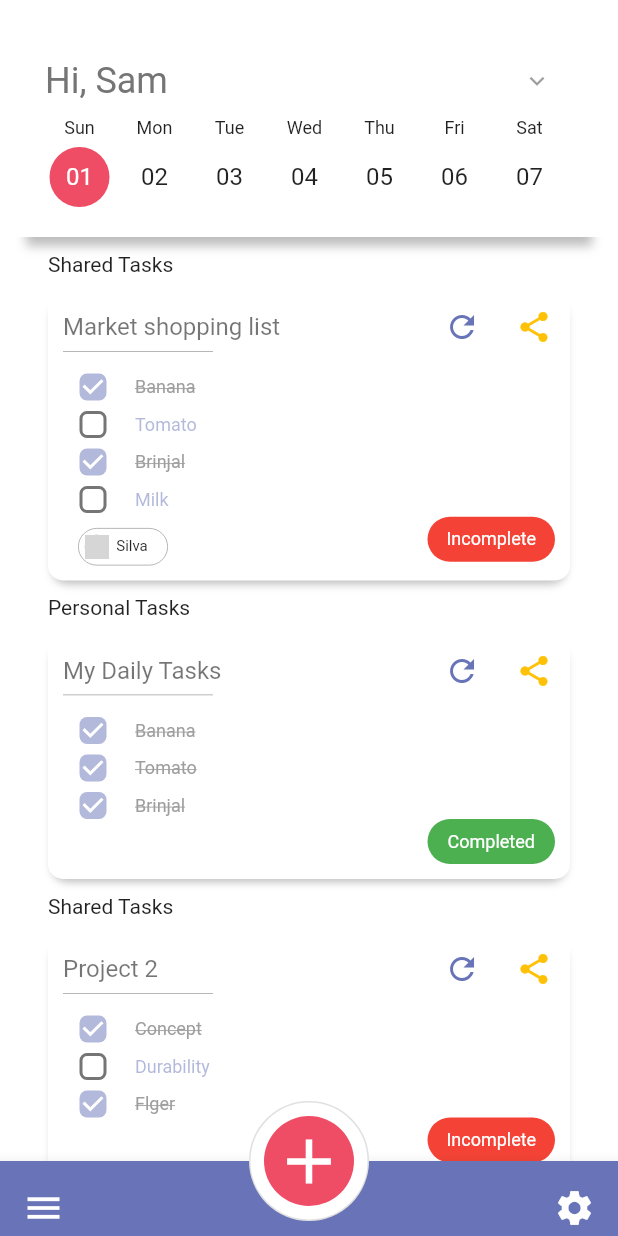
After one commit to 07Maik/flutter_ui_challenges, a Flutter app: the TaskScreen screen opened directly, on a phone screen of 412 x 824 dp. The commit adds this screen. Run offline on Flutter 3.47's test engine with Material 2 defaults, Android fonts, the phone set to English and light mode, and no system bars; our stand-ins replace flutter_svg, font_awesome_flutter, google_fonts; missing offline and left inert: window_size; network calls fail; project files that could hold a hidden picture were left out; grey boxes are pictures that could not be loaded.

Commit message:
Changes with task_todolist completed

```diff
--- a/lib/core/presentation/routes.dart
+++ b/lib/core/presentation/routes.dart
@@ -1,6 +1,7 @@
 import 'package:flutter_ui_challenges/core/data/models/route_model.dart';
 
-import 'package:flutter_ui_challenges/src/pages/chat_app/screens/chat_list_screen.dart' as chat_app;
+import 'package:flutter_ui_challenges/src/pages/chat_app/screens/chat_list_screen.dart'
+    as chat_app;
 
 import 'package:flutter_ui_challenges/src/pages/food_app/screens/login_screen.dart'
     as food_app;
@@ -10,6 +11,9 @@ import 'package:flutter_ui_challenges/src/pages/login_freebie/screens/sign_up_sc
 
 import 'package:flutter_ui_challenges/src/pages/sushi_app/screens/home_screen.dart'
     as sushi_app;
+
+import 'package:flutter_ui_challenges/src/pages/task_todolist/screens/task_screen.dart'
+    as task_todolist;
 
 final routes = <RouteModel>[
   RouteModel(
@@ -55,4 +59,15 @@ final routes = <RouteModel>[
     },
     child: const chat_app.ChatListScreen(),
   ),
+  RouteModel(
+    title: 'Task TodoList',
+    description:
+        'There are three screens: one to splash screen, one to make login and one to see the food menu options.',
+    designSource: {
+      "scheme": "https",
+      "host": 'www.uplabs.com',
+      "path": 'posts/task-todolist/'
+    },
+    child: const task_todolist.TaskScreen(),
+  ),
 ];
--- a/lib/main.dart
+++ b/lib/main.dart
@@ -4,10 +4,8 @@ import 'package:flutter/gestures.dart';
 
 import 'package:flutter/material.dart';
 
-// import 'package:flutter_ui_challenges/src/pages/chat_app/screens/chat_screen.dart';
-
-// import 'package:flutter_ui_challenges/src/pages/sushi_app/screens/food_dish_detail_page.dart';
 import 'package:flutter_ui_challenges/core/presentation/pages/home_page.dart';
+// import 'package:flutter_ui_challenges/src/pages/task_todolist/screens/task_screen.dart';
 
 import 'package:window_size/window_size.dart';
 
@@ -28,12 +26,12 @@ class MyApp extends StatelessWidget {
 
   @override
   Widget build(BuildContext context) {
-    return MaterialApp(
-      scrollBehavior: const MyScrollBehavior(),
-      debugShowCheckedModeBanner: false,
-      home: HomePage()
-      // home: ChatScreen(idUser: 'userB',),
-    );
+    return const MaterialApp(
+        scrollBehavior: MyScrollBehavior(),
+        debugShowCheckedModeBanner: false,
+        home: HomePage()
+        // home: TaskScreen(),
+        );
   }
 }
 
--- a/lib/src/pages/chat_app/widgets/message_notification_widget.dart
+++ b/lib/src/pages/chat_app/widgets/message_notification_widget.dart
@@ -14,7 +14,7 @@ class MessageNotification extends StatelessWidget {
             height: 40,
             alignment: Alignment.centerRight,
             decoration: BoxDecoration(
-                color: Color(0xff251d2f),
+                color: const Color(0xff251d2f),
                 borderRadius: BorderRadius.circular(8)),
             child: Row(
               mainAxisAlignment: MainAxisAlignment.spaceAround,
--- /dev/null
+++ b/lib/src/pages/task_todolist/data.dart
@@ -0,0 +1,42 @@
+import 'package:flutter_ui_challenges/src/pages/task_todolist/models/collaborator_model.dart';
+
+import 'models/item_task_model.dart';
+import 'models/task_model.dart';
+
+final task = [
+  TaskModel(
+    id: "1",
+    category: "Shared Tasks",
+    name: "Market shopping list",
+    collaborator: CollaboratorModel(
+        name: 'Silva',
+        urlImage:
+            "https://res.cloudinary.com/dg6ag2cyo/image/upload/v1672068542/flutter_ui/pexels-pixabay-220453_ce1kx9.jpg"),
+    items: [
+      ItemTaskModel(id: "1", isCompleted: true, label: "Banana"),
+      ItemTaskModel(id: "2", isCompleted: false, label: "Tomato"),
+      ItemTaskModel(id: "3", isCompleted: true, label: "Brinjal"),
+      ItemTaskModel(id: "4", isCompleted: false, label: "Milk"),
+    ],
+  ),
+  TaskModel(
+    id: "2",
+    category: "Personal Tasks",
+    name: "My Daily Tasks",
+    items: [
+      ItemTaskModel(id: "1", isCompleted: true, label: "Banana"),
+      ItemTaskModel(id: "2", isCompleted: true, label: "Tomato"),
+      ItemTaskModel(id: "3", isCompleted: true, label: "Brinjal"),
+    ],
+  ),
+  TaskModel(
+    id: "3",
+    category: "Shared Tasks",
+    name: "Project 2",
+    items: [
+      ItemTaskModel(id: "1", isCompleted: true, label: "Concept"),
+      ItemTaskModel(id: "2", isCompleted: false, label: "Durability"),
+      ItemTaskModel(id: "3", isCompleted: true, label: "Flger"),
+    ],
+  ),
+];
--- /dev/null
+++ b/lib/src/pages/task_todolist/models/collaborator_model.dart
@@ -0,0 +1,6 @@
+class CollaboratorModel {
+  final String name;
+  final String urlImage;
+
+  CollaboratorModel({required this.name, required this.urlImage});
+}
--- /dev/null
+++ b/lib/src/pages/task_todolist/models/item_task_model.dart
@@ -0,0 +1,11 @@
+class ItemTaskModel {
+  final String id;
+  final String label;
+  bool isCompleted;
+
+  ItemTaskModel({
+    required this.id,
+    required this.label,
+    required this.isCompleted,
+  });
+}
--- /dev/null
+++ b/lib/src/pages/task_todolist/models/task_model.dart
@@ -0,0 +1,19 @@
+import 'package:flutter_ui_challenges/src/pages/task_todolist/models/item_task_model.dart';
+
+import 'collaborator_model.dart';
+
+class TaskModel {
+  final String id;
+  final String name;
+  final String category;
+  final List<ItemTaskModel> items;
+  final CollaboratorModel? collaborator;
+
+  TaskModel({
+    required this.id,
+    required this.name,
+    required this.items,
+    required this.category,
+    this.collaborator,
+  });
+}
--- /dev/null
+++ b/lib/src/pages/task_todolist/provider/task.dart
@@ -0,0 +1,31 @@
+import 'package:flutter/foundation.dart';
+
+import '../data.dart';
+import '../models/task_model.dart';
+
+class Task extends ChangeNotifier {
+  final List<TaskModel> _task;
+
+  Task() : _task = task;
+
+  List<TaskModel> getTasks() => _task;
+
+  void updateItemTask(String idTask, String idItem) {
+    _task
+        .firstWhere((element) => element.id == idTask)
+        .items
+        .firstWhere((element) => element.id == idItem)
+        .isCompleted = true;
+
+    notifyListeners();
+  }
+
+  bool isCompletedTask(String idTask) {
+    final task = _task.firstWhere((element) => element.id == idTask);
+
+    final int itemsCompleted =
+        task.items.where((element) => element.isCompleted).length;
+
+    return task.items.length == itemsCompleted;
+  }
+}
--- /dev/null
+++ b/lib/src/pages/task_todolist/screens/task_screen.dart
@@ -0,0 +1,96 @@
+import 'package:flutter/material.dart';
+
+import 'package:provider/provider.dart';
+
+import '../provider/task.dart';
+import '../widgets/bottom_menu_widget.dart';
+import '../widgets/calendar_widget.dart';
+import '../widgets/list_task_widget.dart';
+
+class TaskScreen extends StatelessWidget {
+  const TaskScreen({super.key});
+
+  @override
+  Widget build(BuildContext context) {
+    return ChangeNotifierProvider(
+      create: (context) => Task(),
+      child: Scaffold(
+        backgroundColor: Colors.white,
+        body: SafeArea(
+          child: Column(
+            children: [
+              title(),
+              cardCalendar(),
+              const Expanded(child: ListTask()),
+            ],
+          ),
+        ),
+        floatingActionButtonLocation: FloatingActionButtonLocation.centerDocked,
+        floatingActionButton: OutlinedButton(
+          onPressed: () {},
+          style: OutlinedButton.styleFrom(
+            shape: const CircleBorder(side: BorderSide.none),
+            foregroundColor: const Color(0xff6874b7),
+            backgroundColor: Colors.white,
+          ),
+          child: Container(
+            alignment: Alignment.center,
+            width: 80,
+            height: 80,
+            child: const CircleAvatar(
+              backgroundColor: Color(0xffef4c66),
+              radius: 30,
+              child: Icon(Icons.add, size: 50, color: Colors.white),
+            ),
+          ),
+        ),
+        bottomNavigationBar: const BottomMenu(),
+        //
+      ),
+    );
+  }
+
+  Container title() {
+    return Container(
+      margin: const EdgeInsets.only(top: 30, left: 30, right: 30),
+      child: Row(
+        mainAxisAlignment: MainAxisAlignment.spaceBetween,
+        children: [
+          Text(
+            'Hi, Sam',
+            style: TextStyle(
+              fontSize: 24,
+              color: Colors.grey[600],
+            ),
+          ),
+          const ExpandIcon(onPressed: null, size: 20)
+        ],
+      ),
+    );
+  }
+
+  Container cardCalendar() {
+    return Container(
+      margin: const EdgeInsets.only(bottom: 10, left: 16, right: 16),
+      padding: const EdgeInsets.symmetric(horizontal: 12),
+      decoration: BoxDecoration(
+        boxShadow: [
+          BoxShadow(
+              color: Colors.grey[400]!,
+              offset: const Offset(0, 7),
+              blurRadius: 5,
+              spreadRadius: -1),
+          const BoxShadow(
+            color: Colors.white,
+            offset: Offset(-8, 0),
+          ),
+          const BoxShadow(
+            color: Colors.white,
+            offset: Offset(8, 0),
+          ),
+        ],
+      ),
+      child: const Calendar(),
+    );
+  }
+}
--- /dev/null
+++ b/lib/src/pages/task_todolist/widgets/bottom_menu_widget.dart
@@ -0,0 +1,34 @@
+import 'package:flutter/material.dart';
+
+class BottomMenu extends StatelessWidget {
+  const BottomMenu({
+    Key? key,
+  }) : super(key: key);
+
+  @override
+  Widget build(BuildContext context) {
+    return BottomAppBar(
+      child: Container(
+        padding: const EdgeInsets.symmetric(horizontal: 15, vertical: 5),
+        alignment: Alignment.bottomCenter,
+        height: 50,
+        color: const Color(0xff6874b7),
+        child: Row(
+          mainAxisAlignment: MainAxisAlignment.spaceBetween,
+          children: const [
+            Icon(
+              Icons.menu,
+              color: Colors.white,
+              size: 28,
+            ),
+            Icon(
+              Icons.settings,
+              color: Colors.white,
+              size: 28,
+            )
+          ],
+        ),
+      ),
+    );
+  }
+}
--- /dev/null
+++ b/lib/src/pages/task_todolist/widgets/button_task_card_widget.dart
@@ -0,0 +1,22 @@
+import 'package:flutter/material.dart';
+
+class ButtonTaskCard extends StatelessWidget {
+  final IconData icon;
+  final Color color;
+
+  const ButtonTaskCard({
+    Key? key,
+    required this.icon,
+    required this.color,
+  }) : super(key: key);
+
+  @override
+  Widget build(BuildContext context) {
+    return MaterialButton(
+      minWidth: 0,
+      padding: EdgeInsets.zero,
+      onPressed: () {},
+      child: Icon(icon, color: color),
+    );
+  }
+}
--- /dev/null
+++ b/lib/src/pages/task_todolist/widgets/calendar_widget.dart
@@ -0,0 +1,65 @@
+import 'package:flutter/material.dart';
+
+class Calendar extends StatelessWidget {
+  const Calendar({super.key});
+
+  static const List<String> dayOfWeek = <String>[
+    "Sun",
+    "Mon",
+    "Tue",
+    "Wed",
+    "Thu",
+    "Fri",
+    "Sat"
+  ];
+
+  @override
+  Widget build(BuildContext context) {
+    return Container(
+      alignment: Alignment.center,
+      constraints: const BoxConstraints(minHeight: 70, maxHeight: 80),
+      child: ListView.builder(
+        padding: const EdgeInsets.only(bottom: 20),
+        physics: const BouncingScrollPhysics(),
+        itemCount: dayOfWeek.length,
+        scrollDirection: Axis.horizontal,
+        itemBuilder: (BuildContext context, int index) {
+          return Container(
+            margin: const EdgeInsets.symmetric(horizontal: 5),
+            child: Column(
+              mainAxisAlignment: MainAxisAlignment.spaceBetween,
+              children: [
+                Text(
+                  dayOfWeek[index],
+                  style: const TextStyle(fontSize: 12),
+                ),
+                dayOfMonth(index == 0, index)
+              ],
+            ),
+          );
+        },
+      ),
+    );
+  }
+
+  Widget dayOfMonth(bool isSelected, int index) {
+    final text = Text(
+      '0${index + 1}',
+      style: const TextStyle(fontSize: 16),
+    );
+
+    return isSelected
+        ? CircleAvatar(
+            foregroundColor: Colors.white,
+            backgroundColor: const Color(0xffef4c66),
+            radius: 20,
+            child: text,
+          )
+        : Container(
+            alignment: Alignment.center,
+            height: 40,
+            width: 40,
+            child: text,
+          );
+  }
+}
--- /dev/null
+++ b/lib/src/pages/task_todolist/widgets/item_task_card_widget.dart
@@ -0,0 +1,52 @@
+import 'package:flutter/material.dart';
+
+import 'package:provider/provider.dart';
+
+import '../provider/task.dart';
+
+class ItemTask extends StatelessWidget {
+  final String id;
+  final String idTask;
+  final String label;
+  final bool isCompleted;
+
+  const ItemTask({
+    Key? key,
+    required this.id,
+    required this.idTask,
+    required this.label,
+    required this.isCompleted,
+  }) : super(key: key);
+
+  @override
+  Widget build(BuildContext context) {
+    final provider = Provider.of<Task>(context);
+
+    final mainColor =
+        isCompleted ? Colors.grey : const Color(0xff6874b7).withOpacity(0.5);
+
+    return SizedBox(
+      height: 25,
+      child: CheckboxListTile(
+        dense: true,
+        contentPadding: EdgeInsets.zero,
+        checkboxShape:
+            RoundedRectangleBorder(borderRadius: BorderRadius.circular(5)),
+        activeColor: const Color(0xff6874b7).withOpacity(0.5),
+        value: isCompleted,
+        visualDensity: const VisualDensity(vertical: -4, horizontal: -4),
+        onChanged: ((value) {
+          provider.updateItemTask(idTask, id);
+        }),
+        controlAffinity: ListTileControlAffinity.leading,
+        title: Text(
+          label,
+          style: TextStyle(
+              fontSize: 12,
+              decoration: isCompleted ? TextDecoration.lineThrough : null,
+              color: mainColor),
+        ),
+      ),
+    );
+  }
+}
--- /dev/null
+++ b/lib/src/pages/task_todolist/widgets/list_task_widget.dart
@@ -0,0 +1,35 @@
+import 'package:flutter/material.dart';
+
+import 'package:provider/provider.dart';
+
+import '../models/task_model.dart';
+import '../provider/task.dart';
+import 'task_card_widget.dart';
+
+class ListTask extends StatelessWidget {
+  const ListTask({
+    Key? key,
+  }) : super(key: key);
+
+  @override
+  Widget build(BuildContext context) {
+    List<TaskModel> tasks = Provider.of<Task>(context).getTasks();
+
+    return ListView.builder(
+      itemCount: tasks.length,
+      physics: const BouncingScrollPhysics(),
+      padding: const EdgeInsets.symmetric(horizontal: 32),
+      itemBuilder: (BuildContext context, int index) {
+        final task = tasks[index];
+
+        return TaskCard(
+          id: task.id,
+          category: task.category,
+          name: task.name,
+          itemsTask: task.items,
+          collaborator: task.collaborator,
+        );
+      },
+    );
+  }
+}
--- /dev/null
+++ b/lib/src/pages/task_todolist/widgets/task_card_widget.dart
@@ -0,0 +1,151 @@
+import 'package:flutter/material.dart';
+
+import 'package:provider/provider.dart';
+
+import '../models/collaborator_model.dart';
+import '../models/item_task_model.dart';
+import '../provider/task.dart';
+import 'button_task_card_widget.dart';
+import 'item_task_card_widget.dart';
+
+class TaskCard extends StatelessWidget {
+  final String id;
+  final String category;
+  final String name;
+  final List<ItemTaskModel> itemsTask;
+  final CollaboratorModel? collaborator;
+
+  const TaskCard({
+    Key? key,
+    required this.id,
+    required this.category,
+    required this.name,
+    required this.itemsTask,
+    this.collaborator,
+  }) : super(key: key);
+
+  @override
+  Widget build(BuildContext context) {
+    return Column(
+      crossAxisAlignment: CrossAxisAlignment.start,
+      children: [
+        Text(category),
+        Container(
+          padding: const EdgeInsets.only(left: 10, bottom: 10),
+          margin: const EdgeInsets.symmetric(vertical: 10),
+          constraints: const BoxConstraints(minHeight: 100),
+          decoration: cardDecoration(),
+          child: Column(
+            mainAxisAlignment: MainAxisAlignment.start,
+            children: [
+              cardHeader(),
+              ...itemsTask
+                  .map((e) => ItemTask(
+                        id: e.id,
+                        idTask: id,
+                        isCompleted: e.isCompleted,
+                        label: e.label,
+                      ))
+                  .toList(),
+              Row(
+                mainAxisAlignment: MainAxisAlignment.spaceBetween,
+                children: [
+                  if (collaborator != null)
+                    collaborators()
+                  else
+                    const SizedBox(),
+                  indicatorStatusTask(context)
+                ],
+              )
+            ],
+          ),
+        ),
+      ],
+    );
+  }
+
+  BoxDecoration cardDecoration() {
+    return BoxDecoration(
+        borderRadius: BorderRadius.circular(10),
+        color: Colors.white,
+        boxShadow: [
+          BoxShadow(
+              color: Colors.grey[400]!,
+              blurRadius: 4,
+              spreadRadius: -3,
+              offset: const Offset(0, 5))
+        ]);
+  }
+
+  Widget cardHeader() {
+    return Stack(
+      children: [
+        Row(
+          children: [
+            Text(
+              name,
+              style: const TextStyle(
+                fontSize: 16,
+                color: Colors.black54,
+              ),
+            ),
+            const Spacer(),
+            const ButtonTaskCard(color: Color(0xff6874b7), icon: Icons.refresh),
+            const ButtonTaskCard(color: Colors.amber, icon: Icons.share),
+          ],
+        ),
+        Container(
+          margin: const EdgeInsets.only(top: 40),
+          width: 100,
+          height: 0.5,
+          color: Colors.grey,
+        ),
+      ],
+    );
+  }
+
+  Container indicatorStatusTask(BuildContext context) {
+    final bool isTaskCompleted = Provider.of<Task>(context).isCompletedTask(id);
+
+    return Container(
+      margin: const EdgeInsets.only(right: 10),
+      padding: const EdgeInsets.symmetric(vertical: 8),
+      width: 85,
+      alignment: Alignment.center,
+      decoration: BoxDecoration(
+          color: isTaskCompleted ? Colors.green : Colors.red,
+          borderRadius: BorderRadius.circular(25)),
+      child: Text(
+        isTaskCompleted ? "Completed" : "Incomplete",
+        style: const TextStyle(color: Colors.white, fontSize: 12),
+      ),
+    );
+  }
+
+  Container collaborators() {
+    return Container(
+      padding: const EdgeInsets.all(4),
+      margin: const EdgeInsets.only(left: 10, top: 10),
+      width: 60,
+      decoration: BoxDecoration(
+          borderRadius: BorderRadius.circular(25),
+          border: Border.all(color: Colors.grey, width: 0.5)),
+      child: Row(
+        mainAxisAlignment: MainAxisAlignment.start,
+        children: [
+          CircleAvatar(
+            radius: 8,
+            backgroundColor: Colors.grey,
+            backgroundImage: NetworkImage(collaborator!.urlImage),
+          ),
+          const SizedBox(width: 5),
+          Text(
+            collaborator!.name,
+            overflow: TextOverflow.ellipsis,
+            style: const TextStyle(fontSize: 10),
+          )
+        ],
+      ),
+    );
+  }
+}
```
